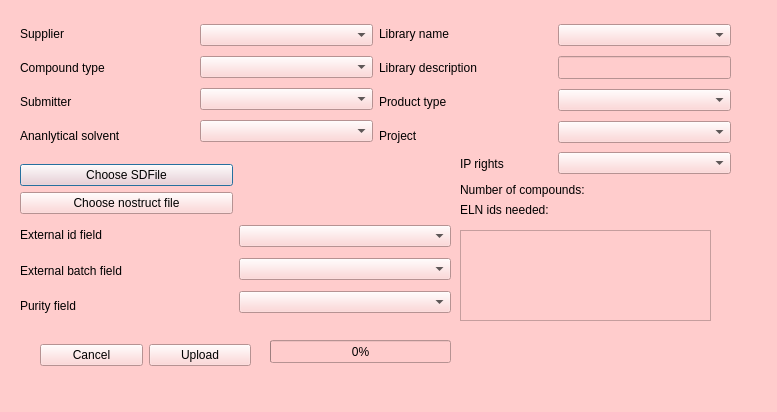
The window that chemReg/assets/sdfReg.ui (dahlbma/scarab_tornado) describes before a commit, drawn with Qt 5.
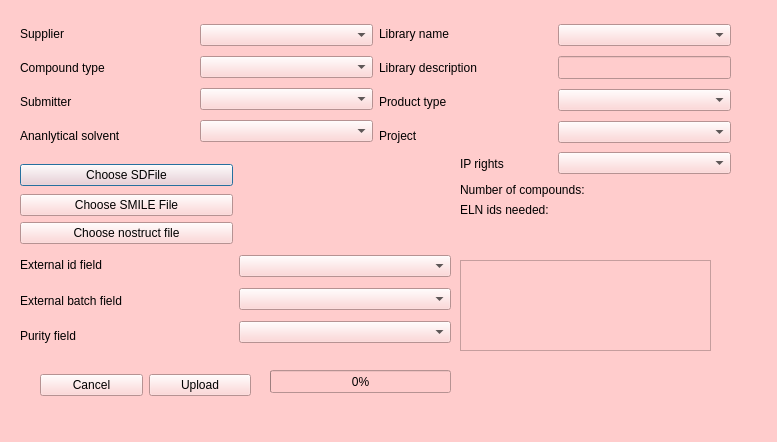
The same window after the commit.

The edit to the form file:
```diff
--- a/chemReg/assets/sdfReg.ui
+++ b/chemReg/assets/sdfReg.ui
@@ -7,7 +7,7 @@
     <x>0</x>
     <y>0</y>
     <width>777</width>
-    <height>412</height>
+    <height>442</height>
    </rect>
   </property>
   <property name="windowTitle">
@@ -20,7 +20,7 @@
    <property name="geometry">
     <rect>
      <x>20</x>
-     <y>220</y>
+     <y>250</y>
      <width>431</width>
      <height>101</height>
     </rect>
@@ -103,7 +103,7 @@
    <property name="geometry">
     <rect>
      <x>460</x>
-     <y>230</y>
+     <y>260</y>
      <width>251</width>
      <height>91</height>
     </rect>
@@ -333,7 +333,7 @@
     </item>
    </layout>
   </widget>
-  <widget class="QWidget" name="layoutWidget">
+  <widget class="QWidget" name="layoutWidget_sdf">
    <property name="geometry">
     <rect>
      <x>20</x>
@@ -369,11 +369,73 @@
     </item>
    </layout>
   </widget>
-  <widget class="QWidget" name="layoutWidget">
+  <widget class="QWidget" name="layoutWidget_smiles">
+   <property name="geometry">
+    <rect>
+     <x>20</x>
+     <y>190</y>
+     <width>431</width>
+     <height>30</height>
+    </rect>
+   </property>
+   <layout class="QHBoxLayout" name="horizontalLayout_44">
+    <item>
+     <widget class="QPushButton" name="selectSmiles_btn">
+      <property name="font">
+       <font>
+        <pointsize>9</pointsize>
+       </font>
+      </property>
+      <property name="text">
+       <string>Choose SMILE File</string>
+      </property>
+     </widget>
+    </item>
+    <item>
+     <widget class="QLabel" name="smilesname_lab">
+      <property name="font">
+       <font>
+        <pointsize>9</pointsize>
+       </font>
+      </property>
+      <property name="text">
+       <string/>
+      </property>
+     </widget>
+    </item>
+   </layout>
+  </widget>
+  <widget class="QWidget" name="layoutWidget_nostruct">
+   <property name="geometry">
+    <rect>
+     <x>20</x>
+     <y>220</y>
+     <width>431</width>
+     <height>27</height>
+    </rect>
+   </property>
+   <layout class="QHBoxLayout" name="horizontalLayout_10">
+    <item>
+     <widget class="QPushButton" name="nostruct_btn">
+      <property name="text">
+       <string>Choose nostruct file</string>
+      </property>
+     </widget>
+    </item>
+    <item>
+     <widget class="QLabel" name="nostructName_lab">
+      <property name="text">
+       <string/>
+      </property>
+     </widget>
+    </item>
+   </layout>
+  </widget>
+  <widget class="QWidget" name="layoutWidget_buttons">
    <property name="geometry">
     <rect>
      <x>40</x>
-     <y>340</y>
+     <y>370</y>
      <width>211</width>
      <height>30</height>
     </rect>
@@ -405,7 +467,7 @@
     </item>
    </layout>
   </widget>
-  <widget class="QWidget" name="layoutWidget">
+  <widget class="QWidget" name="layoutWidget_compounds">
    <property name="geometry">
     <rect>
      <x>460</x>
@@ -441,7 +503,7 @@
     </item>
    </layout>
   </widget>
-  <widget class="QWidget" name="layoutWidget">
+  <widget class="QWidget" name="layoutWidget_eln">
    <property name="geometry">
     <rect>
      <x>460</x>
@@ -484,7 +546,7 @@
    <property name="geometry">
     <rect>
      <x>270</x>
-     <y>340</y>
+     <y>370</y>
      <width>181</width>
      <height>23</height>
     </rect>
@@ -542,7 +604,7 @@
    <property name="geometry">
     <rect>
      <x>270</x>
-     <y>370</y>
+     <y>400</y>
      <width>221</width>
      <height>20</height>
     </rect>
@@ -556,32 +618,6 @@
     <string/>
    </property>
   </widget>
-  <widget class="QWidget" name="">
-   <property name="geometry">
-    <rect>
-     <x>20</x>
-     <y>190</y>
-     <width>431</width>
-     <height>27</height>
-    </rect>
-   </property>
-   <layout class="QHBoxLayout" name="horizontalLayout_10">
-    <item>
-     <widget class="QPushButton" name="nostruct_btn">
-      <property name="text">
-       <string>Choose nostruct file</string>
-      </property>
-     </widget>
-    </item>
-    <item>
-     <widget class="QLabel" name="nostructName_lab">
-      <property name="text">
-       <string/>
-      </property>
-     </widget>
-    </item>
-   </layout>
-  </widget>
  </widget>
  <resources/>
  <connections/>
```
Left out of the diff: 2 changed lines with no effect on the pictures.
